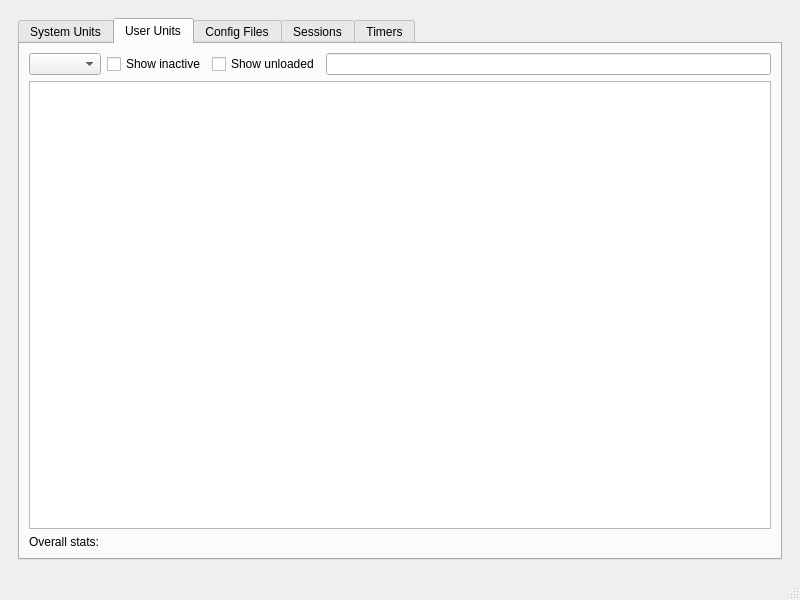
Before: the Qt Designer form src/mainwindow.ui in KDE/systemdgenie, drawn with Qt 5.
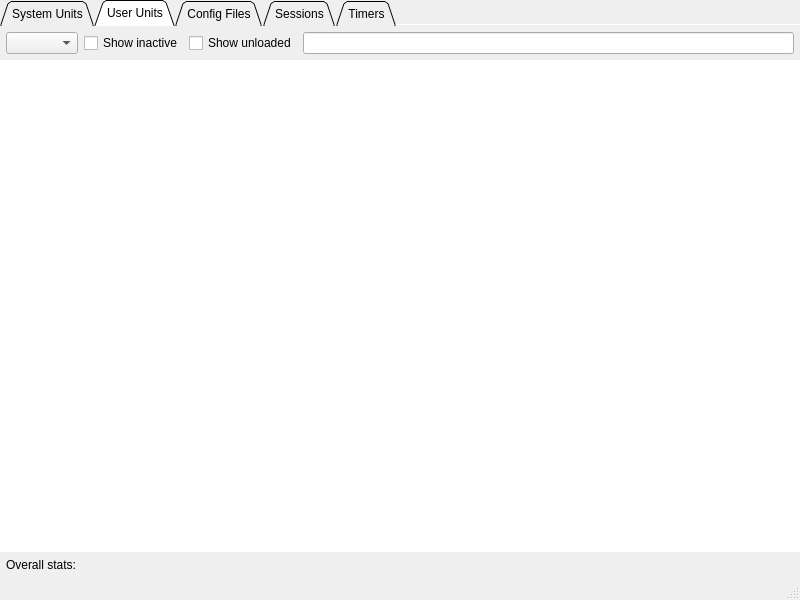
After: the same form once the commit is applied. The open tabs and pages were chosen to show the change. Custom widgets are drawn as their Qt base class.

Commit message: Use Plasma 6 style frameless design, change icon

The edit to the form file:
```diff
--- a/src/mainwindow.ui
+++ b/src/mainwindow.ui
@@ -15,9 +15,36 @@
   </property>
   <widget class="QWidget" name="centralwidget">
    <layout class="QVBoxLayout" name="verticalLayout_2">
+    <property name="leftMargin">
+     <number>0</number>
+    </property>
+    <property name="topMargin">
+     <number>0</number>
+    </property>
+    <property name="rightMargin">
+     <number>0</number>
+    </property>
+    <property name="bottomMargin">
+     <number>0</number>
+    </property>
     <item>
      <widget class="QWidget" name="mainWidget" native="true">
       <layout class="QVBoxLayout" name="verticalLayout_3">
+       <property name="spacing">
+        <number>0</number>
+       </property>
+       <property name="leftMargin">
+        <number>0</number>
+       </property>
+       <property name="topMargin">
+        <number>0</number>
+       </property>
+       <property name="rightMargin">
+        <number>0</number>
+       </property>
+       <property name="bottomMargin">
+        <number>0</number>
+       </property>
        <item>
         <layout class="QVBoxLayout" name="verticalLayoutMsg"/>
        </item>
@@ -41,8 +68,14 @@
          <property name="toolTip">
           <string/>
          </property>
+         <property name="tabShape">
+          <enum>QTabWidget::TabShape::Triangular</enum>
+         </property>
          <property name="currentIndex">
-          <number>0</number>
+          <number>1</number>
+         </property>
+         <property name="documentMode">
+          <bool>true</bool>
          </property>
          <widget class="QWidget" name="tabUnits">
           <property name="contextMenuPolicy">
@@ -165,8 +198,38 @@
            <string>User Units</string>
           </attribute>
           <layout class="QGridLayout" name="gridLayout_5">
+           <property name="leftMargin">
+            <number>0</number>
+           </property>
+           <property name="topMargin">
+            <number>0</number>
+           </property>
+           <property name="rightMargin">
+            <number>0</number>
+           </property>
+           <property name="bottomMargin">
+            <number>0</number>
+           </property>
+           <property name="spacing">
+            <number>0</number>
+           </property>
            <item row="0" column="0">
             <layout class="QHBoxLayout" name="horizontalLayout">
+             <property name="spacing">
+              <number>6</number>
+             </property>
+             <property name="leftMargin">
+              <number>6</number>
+             </property>
+             <property name="topMargin">
+              <number>6</number>
+             </property>
+             <property name="rightMargin">
+              <number>6</number>
+             </property>
+             <property name="bottomMargin">
+              <number>6</number>
+             </property>
              <item>
               <widget class="QComboBox" name="cmbUserUnitTypes"/>
              </item>
@@ -193,50 +256,75 @@
              </item>
             </layout>
            </item>
-           <item row="1" column="0">
-            <widget class="QTableView" name="tblUserUnits">
-             <property name="contextMenuPolicy">
-              <enum>Qt::CustomContextMenu</enum>
-             </property>
-             <property name="editTriggers">
-              <set>QAbstractItemView::NoEditTriggers</set>
-             </property>
-             <property name="tabKeyNavigation">
-              <bool>false</bool>
-             </property>
-             <property name="alternatingRowColors">
-              <bool>true</bool>
-             </property>
-             <property name="selectionMode">
-              <enum>QAbstractItemView::SingleSelection</enum>
-             </property>
-             <property name="selectionBehavior">
-              <enum>QAbstractItemView::SelectRows</enum>
-             </property>
-             <property name="showGrid">
-              <bool>false</bool>
-             </property>
-             <property name="sortingEnabled">
-              <bool>true</bool>
-             </property>
-             <attribute name="horizontalHeaderStretchLastSection">
-              <bool>true</bool>
-             </attribute>
-             <attribute name="verticalHeaderVisible">
-              <bool>false</bool>
-             </attribute>
-             <attribute name="verticalHeaderMinimumSectionSize">
-              <number>20</number>
-             </attribute>
-            </widget>
-           </item>
            <item row="2" column="0">
-            <widget class="QLabel" name="lblUserUnitCount">
-             <property name="text">
-              <string>Overall stats:</string>
+            <widget class="QTableView" name="tblUserUnits">
+             <property name="contextMenuPolicy">
+              <enum>Qt::ContextMenuPolicy::CustomContextMenu</enum>
              </property>
+             <property name="frameShape">
+              <enum>QFrame::Shape::NoFrame</enum>
+             </property>
+             <property name="editTriggers">
+              <set>QAbstractItemView::EditTrigger::NoEditTriggers</set>
+             </property>
+             <property name="tabKeyNavigation">
+              <bool>false</bool>
+             </property>
+             <property name="alternatingRowColors">
+              <bool>true</bool>
+             </property>
+             <property name="selectionMode">
+              <enum>QAbstractItemView::SelectionMode::SingleSelection</enum>
+             </property>
+             <property name="selectionBehavior">
+              <enum>QAbstractItemView::SelectionBehavior::SelectRows</enum>
+             </property>
+             <property name="showGrid">
+              <bool>false</bool>
+             </property>
+             <property name="sortingEnabled">
+              <bool>true</bool>
+             </property>
+             <attribute name="horizontalHeaderStretchLastSection">
+              <bool>true</bool>
+             </attribute>
+             <attribute name="verticalHeaderVisible">
+              <bool>false</bool>
+             </attribute>
+             <attribute name="verticalHeaderMinimumSectionSize">
+              <number>20</number>
+             </attribute>
             </widget>
            </item>
+           <item row="5" column="0">
+            <layout class="QHBoxLayout" name="horizontalLayout_2">
+             <property name="leftMargin">
+              <number>6</number>
+             </property>
+             <property name="topMargin">
+              <number>6</number>
+             </property>
+             <property name="rightMargin">
+              <number>6</number>
+             </property>
+             <property name="bottomMargin">
+              <number>6</number>
+             </property>
+             <item>
+              <widget class="QLabel" name="lblUserUnitCount">
+               <property name="text">
+                <string>Overall stats:</string>
+               </property>
+              </widget>
+             </item>
+            </layout>
+           </item>
+           <item row="1" column="0">
+            <widget class="KSeparator" name="kseparator_3"/>
+           </item>
+           <item row="3" column="0">
+            <widget class="KSeparator" name="kseparator_4"/>
+           </item>
           </layout>
          </widget>
          <widget class="QWidget" name="tabConf">
@@ -405,6 +493,13 @@
   </widget>
   <widget class="QStatusBar" name="statusbar"/>
  </widget>
+ <customwidgets>
+  <customwidget>
+   <class>KSeparator</class>
+   <extends>QFrame</extends>
+   <header>kseparator.h</header>
+  </customwidget>
+ </customwidgets>
  <tabstops>
   <tabstop>tabWidget</tabstop>
   <tabstop>cmbUnitTypes</tabstop>
```
Left out of the diff: 231 changed lines with no effect on the pictures. The commit also changes 3 other files.
